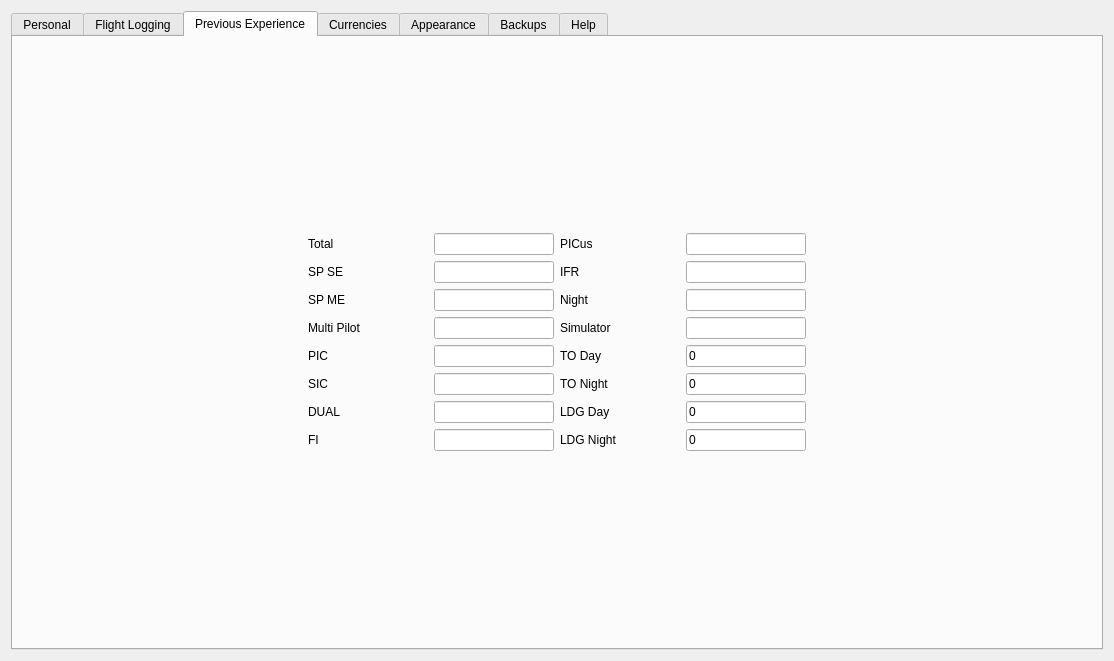
Qt form src/gui/widgets/settingswidget.ui (fiffty-50/openPilotLog) before a commit.
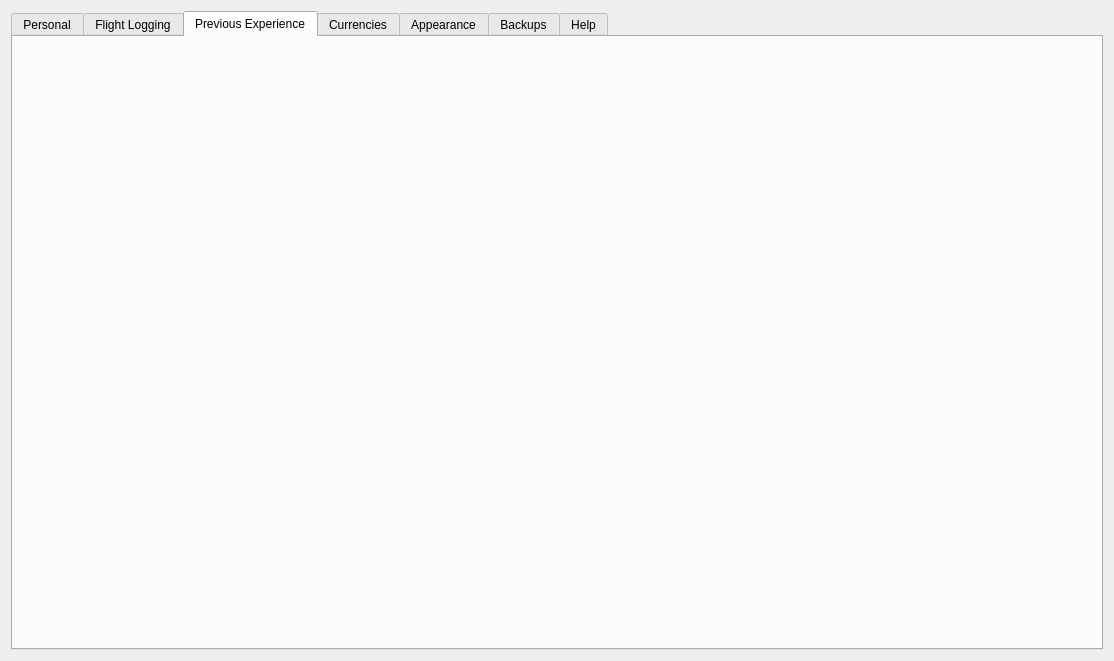
The same form after that commit.

Commit message:
Added a draft for a widget to show totals.
This widget can either show the grand total of the logbook
when used on the home screen or can be used to display and edit
the previous experience in the settings widget.

```diff
--- a/src/gui/widgets/settingswidget.ui
+++ b/src/gui/widgets/settingswidget.ui
@@ -316,535 +316,7 @@
       </attribute>
       <layout class="QGridLayout" name="gridLayout_9">
        <item row="0" column="0">
-        <layout class="QGridLayout" name="gridLayout_3">
-         <item row="0" column="0">
-          <widget class="QLabel" name="totalLabel">
-           <property name="maximumSize">
-            <size>
-             <width>120</width>
-             <height>16777215</height>
-            </size>
-           </property>
-           <property name="text">
-            <string>Total</string>
-           </property>
-          </widget>
-         </item>
-         <item row="0" column="1">
-          <widget class="QLineEdit" name="totalLineEdit">
-           <property name="minimumSize">
-            <size>
-             <width>100</width>
-             <height>0</height>
-            </size>
-           </property>
-           <property name="maximumSize">
-            <size>
-             <width>120</width>
-             <height>16777215</height>
-            </size>
-           </property>
-           <property name="focusPolicy">
-            <enum>Qt::NoFocus</enum>
-           </property>
-           <property name="text">
-            <string/>
-           </property>
-          </widget>
-         </item>
-         <item row="0" column="2">
-          <widget class="QLabel" name="picusLabel">
-           <property name="maximumSize">
-            <size>
-             <width>120</width>
-             <height>16777215</height>
-            </size>
-           </property>
-           <property name="text">
-            <string>PICus</string>
-           </property>
-          </widget>
-         </item>
-         <item row="0" column="3">
-          <widget class="QLineEdit" name="picusLineEdit">
-           <property name="minimumSize">
-            <size>
-             <width>100</width>
-             <height>0</height>
-            </size>
-           </property>
-           <property name="maximumSize">
-            <size>
-             <width>120</width>
-             <height>16777215</height>
-            </size>
-           </property>
-           <property name="focusPolicy">
-            <enum>Qt::NoFocus</enum>
-           </property>
-          </widget>
-         </item>
-         <item row="1" column="0">
-          <widget class="QLabel" name="spseLabel">
-           <property name="maximumSize">
-            <size>
-             <width>120</width>
-             <height>16777215</height>
-            </size>
-           </property>
-           <property name="text">
-            <string>SP SE</string>
-           </property>
-          </widget>
-         </item>
-         <item row="1" column="1">
-          <widget class="QLineEdit" name="spseLineEdit">
-           <property name="minimumSize">
-            <size>
-             <width>100</width>
-             <height>0</height>
-            </size>
-           </property>
-           <property name="maximumSize">
-            <size>
-             <width>120</width>
-             <height>16777215</height>
-            </size>
-           </property>
-           <property name="focusPolicy">
-            <enum>Qt::NoFocus</enum>
-           </property>
-          </widget>
-         </item>
-         <item row="1" column="2">
-          <widget class="QLabel" name="ifrLabel">
-           <property name="maximumSize">
-            <size>
-             <width>120</width>
-             <height>16777215</height>
-            </size>
-           </property>
-           <property name="text">
-            <string>IFR</string>
-           </property>
-          </widget>
-         </item>
-         <item row="1" column="3">
-          <widget class="QLineEdit" name="ifrLineEdit">
-           <property name="minimumSize">
-            <size>
-             <width>100</width>
-             <height>0</height>
-            </size>
-           </property>
-           <property name="maximumSize">
-            <size>
-             <width>120</width>
-             <height>16777215</height>
-            </size>
-           </property>
-           <property name="focusPolicy">
-            <enum>Qt::NoFocus</enum>
-           </property>
-          </widget>
-         </item>
-         <item row="2" column="0">
-          <widget class="QLabel" name="spmeLabel">
-           <property name="maximumSize">
-            <size>
-             <width>120</width>
-             <height>16777215</height>
-            </size>
-           </property>
-           <property name="text">
-            <string>SP ME</string>
-           </property>
-          </widget>
-         </item>
-         <item row="2" column="1">
-          <widget class="QLineEdit" name="spmeLineEdit">
-           <property name="minimumSize">
-            <size>
-             <width>100</width>
-             <height>0</height>
-            </size>
-           </property>
-           <property name="maximumSize">
-            <size>
-             <width>120</width>
-             <height>16777215</height>
-            </size>
-           </property>
-           <property name="focusPolicy">
-            <enum>Qt::NoFocus</enum>
-           </property>
-          </widget>
-         </item>
-         <item row="2" column="2">
-          <widget class="QLabel" name="nightLabel_2">
-           <property name="maximumSize">
-            <size>
-             <width>120</width>
-             <height>16777215</height>
-            </size>
-           </property>
-           <property name="text">
-            <string>Night</string>
-           </property>
-          </widget>
-         </item>
-         <item row="2" column="3">
-          <widget class="QLineEdit" name="nightLineEdit">
-           <property name="minimumSize">
-            <size>
-             <width>100</width>
-             <height>0</height>
-            </size>
-           </property>
-           <property name="maximumSize">
-            <size>
-             <width>120</width>
-             <height>16777215</height>
-            </size>
-           </property>
-           <property name="focusPolicy">
-            <enum>Qt::NoFocus</enum>
-           </property>
-          </widget>
-         </item>
-         <item row="3" column="0">
-          <widget class="QLabel" name="multipilotLabel">
-           <property name="maximumSize">
-            <size>
-             <width>120</width>
-             <height>16777215</height>
-            </size>
-           </property>
-           <property name="text">
-            <string>Multi Pilot</string>
-           </property>
-          </widget>
-         </item>
-         <item row="3" column="1">
-          <widget class="QLineEdit" name="multipilotLineEdit">
-           <property name="minimumSize">
-            <size>
-             <width>100</width>
-             <height>0</height>
-            </size>
-           </property>
-           <property name="maximumSize">
-            <size>
-             <width>120</width>
-             <height>16777215</height>
-            </size>
-           </property>
-           <property name="focusPolicy">
-            <enum>Qt::NoFocus</enum>
-           </property>
-          </widget>
-         </item>
-         <item row="3" column="2">
-          <widget class="QLabel" name="simLabel">
-           <property name="maximumSize">
-            <size>
-             <width>120</width>
-             <height>16777215</height>
-            </size>
-           </property>
-           <property name="text">
-            <string>Simulator</string>
-           </property>
-          </widget>
-         </item>
-         <item row="3" column="3">
-          <widget class="QLineEdit" name="simLineEdit">
-           <property name="minimumSize">
-            <size>
-             <width>100</width>
-             <height>0</height>
-            </size>
-           </property>
-           <property name="maximumSize">
-            <size>
-             <width>120</width>
-             <height>16777215</height>
-            </size>
-           </property>
-           <property name="focusPolicy">
-            <enum>Qt::NoFocus</enum>
-           </property>
-          </widget>
-         </item>
-         <item row="4" column="0">
-          <widget class="QLabel" name="piclabel">
-           <property name="maximumSize">
-            <size>
-             <width>120</width>
-             <height>16777215</height>
-            </size>
-           </property>
-           <property name="text">
-            <string>PIC</string>
-           </property>
-          </widget>
-         </item>
-         <item row="4" column="1">
-          <widget class="QLineEdit" name="picLineEdit">
-           <property name="minimumSize">
-            <size>
-             <width>100</width>
-             <height>0</height>
-            </size>
-           </property>
-           <property name="maximumSize">
-            <size>
-             <width>120</width>
-             <height>16777215</height>
-            </size>
-           </property>
-           <property name="focusPolicy">
-            <enum>Qt::NoFocus</enum>
-           </property>
-          </widget>
-         </item>
-         <item row="4" column="2">
-          <widget class="QLabel" name="todayLabel">
-           <property name="maximumSize">
-            <size>
-             <width>120</width>
-             <height>16777215</height>
-            </size>
-           </property>
-           <property name="text">
-            <string>TO Day</string>
-           </property>
-          </widget>
-         </item>
-         <item row="4" column="3">
-          <widget class="QLineEdit" name="todayLineEdit">
-           <property name="minimumSize">
-            <size>
-             <width>100</width>
-             <height>0</height>
-            </size>
-           </property>
-           <property name="maximumSize">
-            <size>
-             <width>120</width>
-             <height>16777215</height>
-            </size>
-           </property>
-           <property name="focusPolicy">
-            <enum>Qt::NoFocus</enum>
-           </property>
-           <property name="text">
-            <string>0</string>
-           </property>
-          </widget>
-         </item>
-         <item row="5" column="0">
-          <widget class="QLabel" name="sicLabel">
-           <property name="maximumSize">
-            <size>
-             <width>120</width>
-             <height>16777215</height>
-            </size>
-           </property>
-           <property name="text">
-            <string>SIC</string>
-           </property>
-          </widget>
-         </item>
-         <item row="5" column="1">
-          <widget class="QLineEdit" name="sicLineEdit">
-           <property name="minimumSize">
-            <size>
-             <width>100</width>
-             <height>0</height>
-            </size>
-           </property>
-           <property name="maximumSize">
-            <size>
-             <width>120</width>
-             <height>16777215</height>
-            </size>
-           </property>
-           <property name="focusPolicy">
-            <enum>Qt::NoFocus</enum>
-           </property>
-          </widget>
-         </item>
-         <item row="5" column="2">
-          <widget class="QLabel" name="tonightLabel">
-           <property name="maximumSize">
-            <size>
-             <width>120</width>
-             <height>16777215</height>
-            </size>
-           </property>
-           <property name="text">
-            <string>TO Night</string>
-           </property>
-          </widget>
-         </item>
-         <item row="5" column="3">
-          <widget class="QLineEdit" name="tonightLineEdit">
-           <property name="minimumSize">
-            <size>
-             <width>100</width>
-             <height>0</height>
-            </size>
-           </property>
-           <property name="maximumSize">
-            <size>
-             <width>120</width>
-             <height>16777215</height>
-            </size>
-           </property>
-           <property name="focusPolicy">
-            <enum>Qt::NoFocus</enum>
-           </property>
-           <property name="text">
-            <string>0</string>
-           </property>
-          </widget>
-         </item>
-         <item row="6" column="0">
-          <widget class="QLabel" name="dualLabel">
-           <property name="maximumSize">
-            <size>
-             <width>120</width>
-             <height>16777215</height>
-            </size>
-           </property>
-           <property name="text">
-            <string>DUAL</string>
-           </property>
-          </widget>
-         </item>
-         <item row="6" column="1">
-          <widget class="QLineEdit" name="dualLineEdit">
-           <property name="minimumSize">
-            <size>
-             <width>100</width>
-             <height>0</height>
-            </size>
-           </property>
-           <property name="maximumSize">
-            <size>
-             <width>120</width>
-             <height>16777215</height>
-            </size>
-           </property>
-           <property name="focusPolicy">
-            <enum>Qt::NoFocus</enum>
-           </property>
-          </widget>
-         </item>
-         <item row="6" column="2">
-          <widget class="QLabel" name="ldgdayLabel">
-           <property name="maximumSize">
-            <size>
-             <width>120</width>
-             <height>16777215</height>
-            </size>
-           </property>
-           <property name="text">
-            <string>LDG Day</string>
-           </property>
-          </widget>
-         </item>
-         <item row="6" column="3">
-          <widget class="QLineEdit" name="ldgdayLineEdit">
-           <property name="minimumSize">
-            <size>
-             <width>100</width>
-             <height>0</height>
-            </size>
-           </property>
-           <property name="maximumSize">
-            <size>
-             <width>120</width>
-             <height>16777215</height>
-            </size>
-           </property>
-           <property name="focusPolicy">
-            <enum>Qt::NoFocus</enum>
-           </property>
-           <property name="text">
-            <string>0</string>
-           </property>
-          </widget>
-         </item>
-         <item row="7" column="0">
-          <widget class="QLabel" name="fiLabel">
-           <property name="maximumSize">
-            <size>
-             <width>120</width>
-             <height>16777215</height>
-            </size>
-           </property>
-           <property name="text">
-            <string>FI</string>
-           </property>
-          </widget>
-         </item>
-         <item row="7" column="2">
-          <widget class="QLabel" name="ldgnightLabel">
-           <property name="maximumSize">
-            <size>
-             <width>120</width>
-             <height>16777215</height>
-            </size>
-           </property>
-           <property name="text">
-            <string>LDG Night</string>
-           </property>
-          </widget>
-         </item>
-         <item row="7" column="3">
-          <widget class="QLineEdit" name="ldgnightLineEdit">
-           <property name="minimumSize">
-            <size>
-             <width>100</width>
-             <height>0</height>
-            </size>
-           </property>
-           <property name="maximumSize">
-            <size>
-             <width>120</width>
-             <height>16777215</height>
-            </size>
-           </property>
-           <property name="focusPolicy">
-            <enum>Qt::NoFocus</enum>
-           </property>
-           <property name="text">
-            <string>0</string>
-           </property>
-          </widget>
-         </item>
-         <item row="7" column="1">
-          <widget class="QLineEdit" name="fiLineEdit">
-           <property name="minimumSize">
-            <size>
-             <width>100</width>
-             <height>0</height>
-            </size>
-           </property>
-           <property name="maximumSize">
-            <size>
-             <width>120</width>
-             <height>16777215</height>
-            </size>
-           </property>
-           <property name="focusPolicy">
-            <enum>Qt::NoFocus</enum>
-           </property>
-          </widget>
-         </item>
-        </layout>
+        <widget class="QStackedWidget" name="previousExpStackedWidget"/>
        </item>
       </layout>
      </widget>
```
The commit also changes 12 other files.
